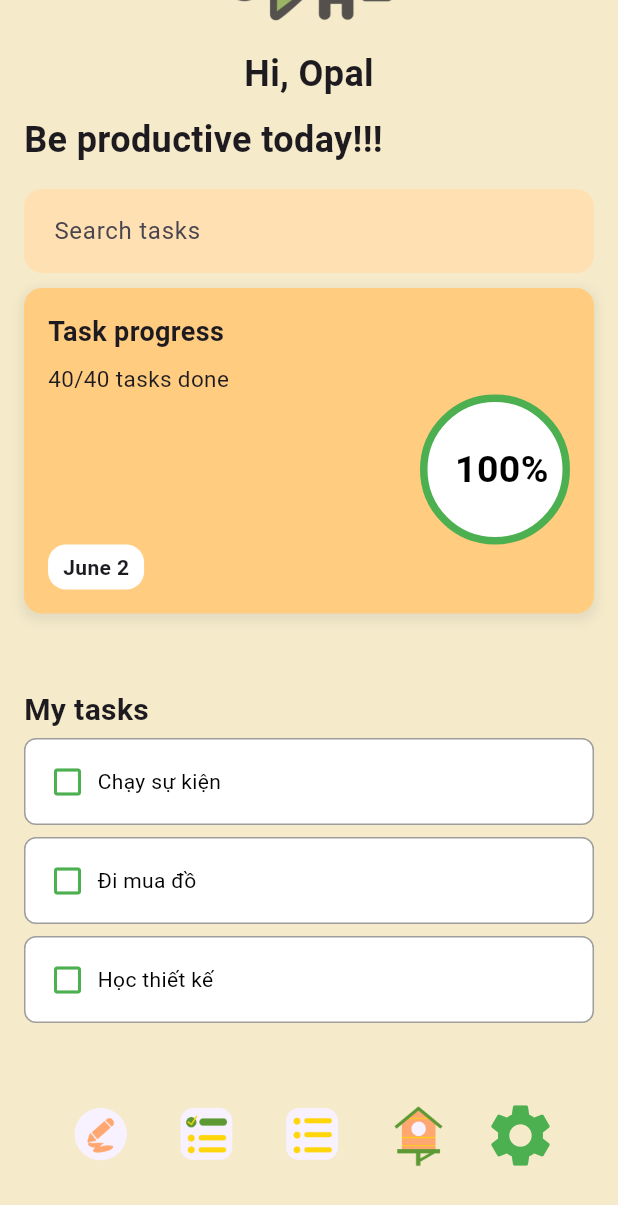
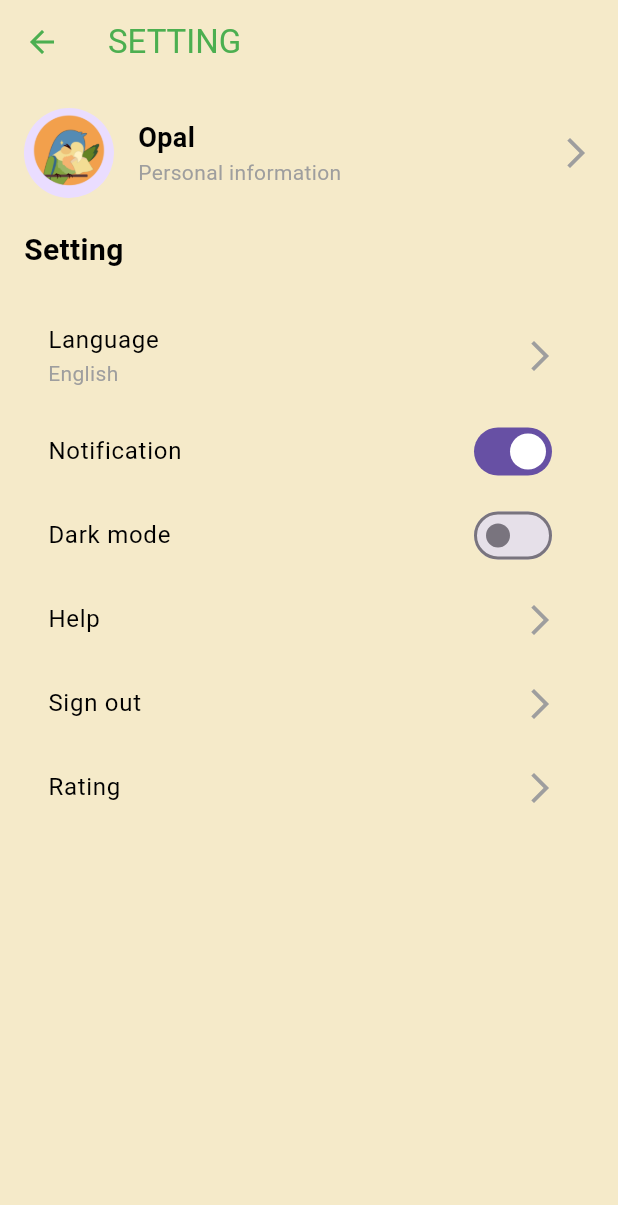
Before and after one commit to DucNguyen2807/Opal_Project_FE, a Flutter app: the MytaskScreen screen opened directly, scrolled down 159 dp, after a tap on the "settings" icon, on a phone screen of 412 x 824 dp. Shown: the top 1205 px of the screen. Run offline on Flutter 3.47's test engine with Material 3 defaults, Android fonts, the phone set to English and light mode, and no system bars; our stand-ins replace flutter_countdown_timer, table_calendar.

Commit message:
[feat] setting screen

```diff
--- a/lib/main.dart
+++ b/lib/main.dart
@@ -1,4 +1,29 @@
-import 'package:flutter/cupertino.dart';
-import 'package:opal_project/ui/landing/landing.dart';
+import 'package:flutter/material.dart';
+import 'package:provider/provider.dart';
+import 'package:opal_project/ui/landing/landing.dart'; // Giữ nguyên import của bạn
+import 'package:opal_project/ui/theme-provider/theme.dart'; // Thêm đường dẫn đến ThemeProvider
 
 void main() => runApp(const OpalApp());
+
+class OpalApp extends StatelessWidget {
+  const OpalApp({Key? key}) : super(key: key);
+
+  @override
+  Widget build(BuildContext context) {
+    return ChangeNotifierProvider(
+      create: (context) => ThemeProvider(),
+      child: Consumer<ThemeProvider>(
+        builder: (context, themeProvider, child) {
+          return MaterialApp(
+            title: 'Opal Project',
+            theme: ThemeData(
+              brightness: themeProvider.isDarkMode ? Brightness.dark : Brightness.light,
+              primarySwatch: Colors.green,
+            ),
+            home: const OpalLandingScreen(),
+          );
+        },
+      ),
+    );
+  }
+}
--- a/lib/ui/my-task/mytask.dart
+++ b/lib/ui/my-task/mytask.dart
@@ -1,5 +1,6 @@
 import 'package:flutter/material.dart';
 import '../EventPage/EventPage.dart';
+import '../settings/settings.dart';
 
 class MytaskScreen extends StatefulWidget {
   const MytaskScreen({super.key});
@@ -114,14 +115,16 @@ class _MytaskScreenState extends State<MytaskScreen> {
                   ),
                   const SizedBox(),
                   Container(
-                    padding: const EdgeInsets.symmetric(horizontal: 10, vertical: 5),
+                    padding:
+                        const EdgeInsets.symmetric(horizontal: 10, vertical: 5),
                     decoration: BoxDecoration(
                       color: Colors.white,
                       borderRadius: BorderRadius.circular(12),
                     ),
                     child: const Text(
                       'June 2',
-                      style: TextStyle(fontSize: 14, fontWeight: FontWeight.bold),
+                      style:
+                          TextStyle(fontSize: 14, fontWeight: FontWeight.bold),
                     ),
                   ),
                 ],
@@ -161,12 +164,15 @@ class _MytaskScreenState extends State<MytaskScreen> {
         decoration: BoxDecoration(
           color: Colors.white,
           borderRadius: BorderRadius.circular(8),
-          border: Border.all(color: _taskCompletionStatus[index] ? Colors.green : Colors.grey),
+          border: Border.all(
+              color: _taskCompletionStatus[index] ? Colors.green : Colors.grey),
         ),
         child: Row(
           children: [
             Icon(
-              _taskCompletionStatus[index] ? Icons.check_box : Icons.check_box_outline_blank,
+              _taskCompletionStatus[index]
+                  ? Icons.check_box
+                  : Icons.check_box_outline_blank,
               color: Colors.green,
             ),
             const SizedBox(width: 8),
@@ -174,8 +180,11 @@ class _MytaskScreenState extends State<MytaskScreen> {
               child: Text(
                 title,
                 style: TextStyle(
-                  decoration: _taskCompletionStatus[index] ? TextDecoration.lineThrough : null,
-                  color: _taskCompletionStatus[index] ? Colors.grey : Colors.black,
+                  decoration: _taskCompletionStatus[index]
+                      ? TextDecoration.lineThrough
+                      : null,
+                  color:
+                      _taskCompletionStatus[index] ? Colors.grey : Colors.black,
                 ),
               ),
             ),
@@ -235,7 +244,14 @@ class _MytaskScreenState extends State<MytaskScreen> {
           IconButton(
             icon: Icon(Icons.settings, color: Colors.green),
             iconSize: 50,
-            onPressed: () {},
+            onPressed: () {
+              Navigator.push(
+                context,
+                MaterialPageRoute(
+                  builder: (context) => SettingsScreen(),
+                ),
+              );
+            },
           ),
         ],
       ),
--- a/lib/ui/settings/settings.dart
+++ b/lib/ui/settings/settings.dart
@@ -0,0 +1,90 @@
+import 'package:flutter/material.dart';
+import 'package:provider/provider.dart';
+import 'package:opal_project/ui/theme-provider/theme.dart';
+
+class SettingsScreen extends StatelessWidget {
+  @override
+  Widget build(BuildContext context) {
+
+    final themeProvider = Provider.of<ThemeProvider>(context);
+
+    return Scaffold(
+      backgroundColor: themeProvider.isDarkMode ? Colors.black : Color(0xFFF5EAC9),
+      appBar: AppBar(
+        title: Text('SETTING', style: TextStyle(color: Colors.green)),
+        backgroundColor: themeProvider.isDarkMode ? Colors.grey[850] : Color(0xFFF5EAC9),
+        elevation: 0,
+        leading: IconButton(
+          icon: Icon(Icons.arrow_back, color: Colors.green),
+          onPressed: () {
+            Navigator.pop(context);
+          },
+        ),
+      ),
+      body: Padding(
+        padding: const EdgeInsets.all(16.0),
+        child: Column(
+          crossAxisAlignment: CrossAxisAlignment.start,
+          children: [
+            Row(
+              children: [
+                CircleAvatar(
+                  radius: 30,
+                  backgroundImage: AssetImage('assets/login-opal.png'),
+                ),
+                SizedBox(width: 16),
+                Column(
+                  crossAxisAlignment: CrossAxisAlignment.start,
+                  children: [
+                    Text('Opal', style: TextStyle(fontSize: 18, fontWeight: FontWeight.bold, color: themeProvider.isDarkMode ? Colors.white : Colors.black)),
+                    Text('Personal information', style: TextStyle(color: Colors.grey)),
+                  ],
+                ),
+                Spacer(),
+                Icon(Icons.arrow_forward_ios, color: Colors.grey),
+              ],
+            ),
+            SizedBox(height: 20),
+            Text('Setting', style: TextStyle(fontSize: 20, fontWeight: FontWeight.bold, color: themeProvider.isDarkMode ? Colors.white : Colors.black)),
+            SizedBox(height: 20),
+            ListTile(
+              title: Text('Language', style: TextStyle(color: themeProvider.isDarkMode ? Colors.white : Colors.black)),
+              subtitle: Text('English', style: TextStyle(color: Colors.grey)),
+              trailing: Icon(Icons.arrow_forward_ios, color: Colors.grey),
+            ),
+            ListTile(
+              title: Text('Notification', style: TextStyle(color: themeProvider.isDarkMode ? Colors.white : Colors.black)),
+              trailing: Switch(
+                value: true,
+                onChanged: (value) {
+                  // Logic cho thông báo
+                },
+              ),
+            ),
+            ListTile(
+              title: Text('Dark mode', style: TextStyle(color: themeProvider.isDarkMode ? Colors.white : Colors.black)),
+              trailing: Switch(
+                value: themeProvider.isDarkMode,
+                onChanged: (value) {
+                  themeProvider.toggleTheme();
+                },
+              ),
+            ),
+            ListTile(
+              title: Text('Help', style: TextStyle(color: themeProvider.isDarkMode ? Colors.white : Colors.black)),
+              trailing: Icon(Icons.arrow_forward_ios, color: Colors.grey),
+            ),
+            ListTile(
+              title: Text('Sign out', style: TextStyle(color: themeProvider.isDarkMode ? Colors.white : Colors.black)),
+              trailing: Icon(Icons.arrow_forward_ios, color: Colors.grey),
+            ),
+            ListTile(
+              title: Text('Rating', style: TextStyle(color: themeProvider.isDarkMode ? Colors.white : Colors.black)),
+              trailing: Icon(Icons.arrow_forward_ios, color: Colors.grey),
+            ),
+          ],
+        ),
+      ),
+    );
+  }
+}
--- /dev/null
+++ b/lib/ui/theme-provider/theme.dart
@@ -0,0 +1,12 @@
+import 'package:flutter/material.dart';
+
+class ThemeProvider with ChangeNotifier {
+  bool _isDarkMode = false;
+
+  bool get isDarkMode => _isDarkMode;
+
+  void toggleTheme() {
+    _isDarkMode = !_isDarkMode;
+    notifyListeners();
+  }
+}
--- a/pubspec.yaml
+++ b/pubspec.yaml
@@ -42,6 +42,7 @@ dependencies:
   flutter_svg: ^2.0.10+1
   google_fonts: ^6.2.1
   table_calendar: ^3.0.5
+  provider: ^6.0.0
 
 dev_dependencies:
   flutter_test:
```
Also changed, not shown: pubspec.lock.
